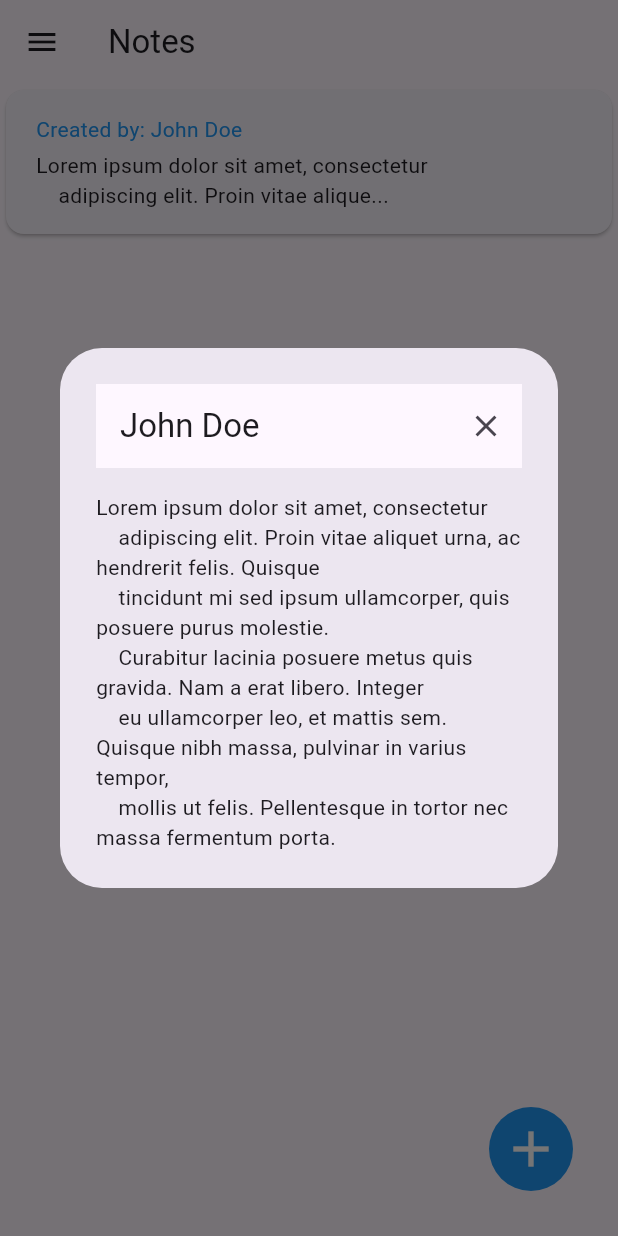
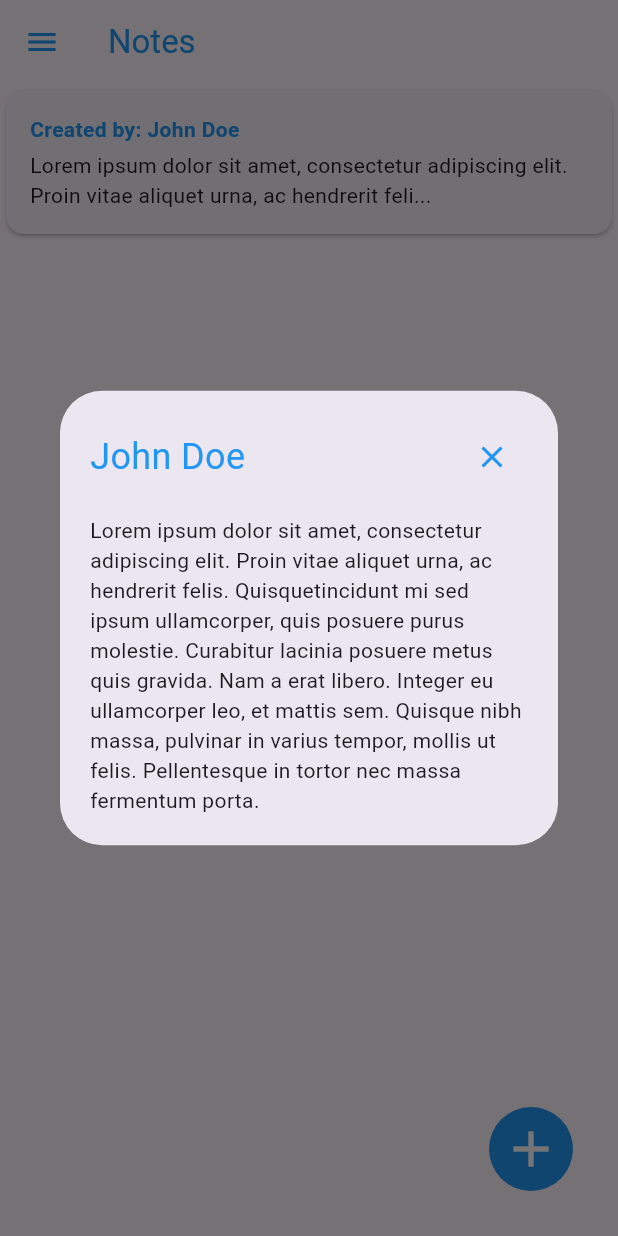
Before and after one commit to MateuszZawadzki1/notes_app, a Flutter app: the screen it shows after launch, after a tap on an icon or button, on a phone screen of 412 x 824 dp. Run offline on Flutter 3.47's test engine with Material 3 defaults, Android fonts, the phone set to English and light mode, and no system bars.

Commit message:
Fix cards

```diff
--- /dev/null
+++ b/lib/widgets/new_note.dart
@@ -0,0 +1,26 @@
+import 'package:flutter/material.dart';
+
+class NewNote extends StatefulWidget {
+  const NewNote({super.key});
+
+  @override
+  State<NewNote> createState() {
+    return _NewNote();
+  }
+}
+
+class _NewNote extends State<NewNote> {
+  @override
+  Widget build(BuildContext context) {
+    return widget;
+  }
+}
+
+Future<void> _dialogBuilderNewNote(BuildContext context) {
+  return showDialog<void>(
+    context: context,
+    builder: (BuildContext context) {
+      return Dialog();
+    },
+  );
+}
--- a/lib/widgets/note_list/note_item.dart
+++ b/lib/widgets/note_list/note_item.dart
@@ -12,20 +12,24 @@ class NoteItem extends StatelessWidget {
       child: GestureDetector(
         onTap: () => _dialogBuilder(context),
         onLongPress: () {},
-        child: Padding(
-          padding: const EdgeInsets.symmetric(horizontal: 20, vertical: 16),
+        child: Container(
+          padding: const EdgeInsets.all(16),
+          width: double.infinity,
           child: Column(
             crossAxisAlignment: CrossAxisAlignment.start,
             children: [
               Text(
                 "Created by: ${note.user}",
-                style: const TextStyle(color: Colors.blue),
+                style: const TextStyle(
+                  color: Colors.blue,
+                  fontWeight: FontWeight.w600,
+                ),
               ),
               const SizedBox(
                 height: 4,
               ),
               Text(
-                "${note.text.substring(0, note.text.length < 80 ? note.text.length : 80)}...",
+                "${note.text.substring(0, note.text.length < 100 ? note.text.length : 100)}...",
                 textAlign: TextAlign.left,
               ),
             ],
@@ -39,25 +43,42 @@ class NoteItem extends StatelessWidget {
     return showDialog<void>(
       context: context,
       builder: (BuildContext context) {
-        return AlertDialog(
-          title: AppBar(
-            title: Text(
+        return Dialog(
+          child: SingleChildScrollView(
+            child: Padding(
+              padding: const EdgeInsets.all(20),
+              child: Column(
+                mainAxisSize: MainAxisSize.min,
+                children: [
+                  Row(
+                    children: [
+                      Text(
                         note.user,
+                        style: const TextStyle(
+                          color: Colors.blue,
+                          fontSize: 24,
                         ),
-            automaticallyImplyLeading: false,
-            actions: [
-              const SizedBox(
-                width: 20,
                       ),
+                      const Spacer(),
                       IconButton(
                         onPressed: () {
                           Navigator.of(context).pop();
                         },
-                icon: const Icon(Icons.close),
+                        icon: const Icon(
+                          Icons.close,
+                          color: Colors.blue,
                         ),
+                      )
                     ],
                   ),
-          content: Text(note.text),
+                  const SizedBox(
+                    height: 15,
+                  ),
+                  Text(note.text),
+                ],
+              ),
+            ),
+          ),
         );
       },
     );
--- a/lib/widgets/notes.dart
+++ b/lib/widgets/notes.dart
@@ -13,19 +13,22 @@ class Notes extends StatefulWidget {
 
 class _NotesState extends State<Notes> {
   final List<Note> _registeredNotes = [
-    Note(user: "John Doe", text: """Lorem ipsum dolor sit amet, consectetur
-    adipiscing elit. Proin vitae aliquet urna, ac hendrerit felis. Quisque
-    tincidunt mi sed ipsum ullamcorper, quis posuere purus molestie.
-    Curabitur lacinia posuere metus quis gravida. Nam a erat libero. Integer
-    eu ullamcorper leo, et mattis sem. Quisque nibh massa, pulvinar in varius tempor,
-    mollis ut felis. Pellentesque in tortor nec massa fermentum porta.""")
+    Note(
+        user: "John Doe",
+        text:
+            "Lorem ipsum dolor sit amet, consectetur adipiscing elit. Proin vitae aliquet urna, ac hendrerit felis. Quisquetincidunt mi sed ipsum ullamcorper, quis posuere purus molestie. Curabitur lacinia posuere metus quis gravida. Nam a erat libero. Integer eu ullamcorper leo, et mattis sem. Quisque nibh massa, pulvinar in varius tempor, mollis ut felis. Pellentesque in tortor nec massa fermentum porta.")
   ];
 
   @override
   Widget build(BuildContext context) {
     return Scaffold(
       appBar: AppBar(
-        title: const Text("Notes"),
+        title: const Text(
+          "Notes",
+          style: TextStyle(
+            color: Colors.blue,
+          ),
+        ),
         leading: PopupMenuButton<String>(
           itemBuilder: (context) => [
             const PopupMenuItem(
@@ -33,7 +36,10 @@ class _NotesState extends State<Notes> {
               child: Text("Log out"),
             ),
           ],
-          icon: const Icon(Icons.menu),
+          icon: const Icon(
+            Icons.menu,
+            color: Colors.blue,
+          ),
         ),
       ),
       body: Column(
```
Lines whose indentation alone changed are shown as unchanged.
